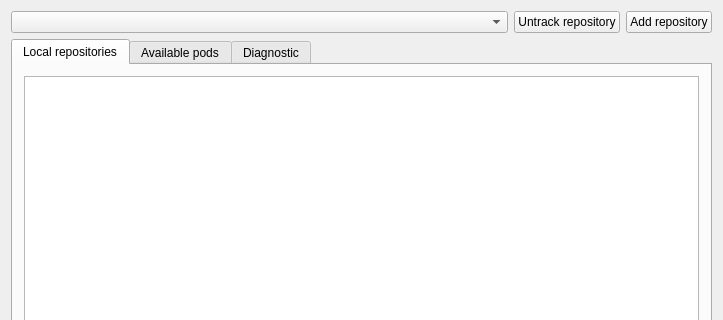
The window that qt-pods-gui/mainwindow.ui (qt-pods/qt-pods) describes before a commit, drawn with Qt 5; both pictures show x 0 to 723 and y 0 to 320 of the 723 by 617 pixel window.
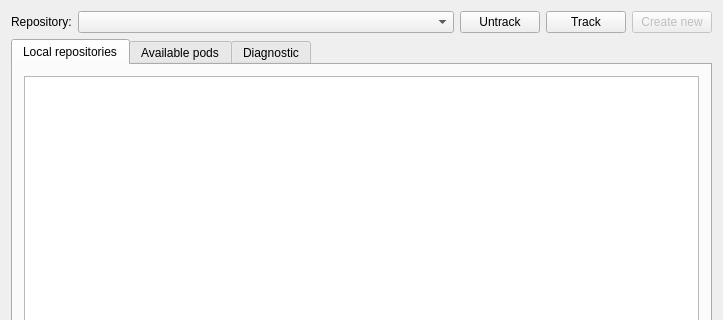
The same window after the commit. Icons and pictures are not drawn.

What changed in the file:
```diff
--- a/qt-pods-gui/mainwindow.ui
+++ b/qt-pods-gui/mainwindow.ui
@@ -27,6 +27,13 @@
       <property name="spacing">
        <number>6</number>
       </property>
+      <item>
+       <widget class="QLabel" name="label_2">
+        <property name="text">
+         <string>Repository:</string>
+        </property>
+       </widget>
+      </item>
       <item>
        <widget class="QComboBox" name="comboBoxCurrentRepository">
         <property name="sizePolicy">
@@ -67,7 +74,7 @@
          <string>Untrack selected repository. The repository will not be removed on disk.</string>
         </property>
         <property name="text">
-         <string>Untrack repository</string>
+         <string>Untrack</string>
         </property>
         <property name="icon">
          <iconset resource="resources.qrc">
@@ -84,7 +91,7 @@
       <item>
        <widget class="QPushButton" name="pushButtonAddRepository">
         <property name="text">
-         <string>Add repository</string>
+         <string>Track</string>
         </property>
         <property name="icon">
          <iconset resource="resources.qrc">
@@ -92,6 +99,20 @@
         </property>
        </widget>
       </item>
+      <item>
+       <widget class="QPushButton" name="pushButtonCreateNewRepository">
+        <property name="enabled">
+         <bool>false</bool>
+        </property>
+        <property name="text">
+         <string>Create new</string>
+        </property>
+        <property name="icon">
+         <iconset resource="resources.qrc">
+          <normaloff>:/icons/icons/file_new.svg</normaloff>:/icons/icons/file_new.svg</iconset>
+        </property>
+       </widget>
+      </item>
      </layout>
     </item>
     <item>
```
